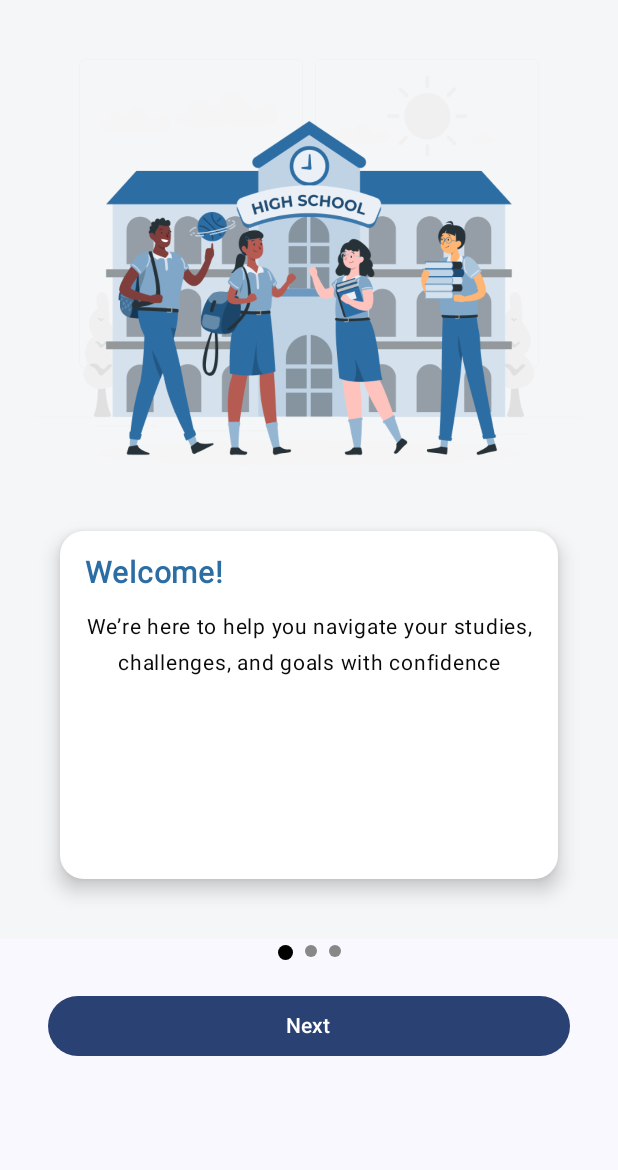
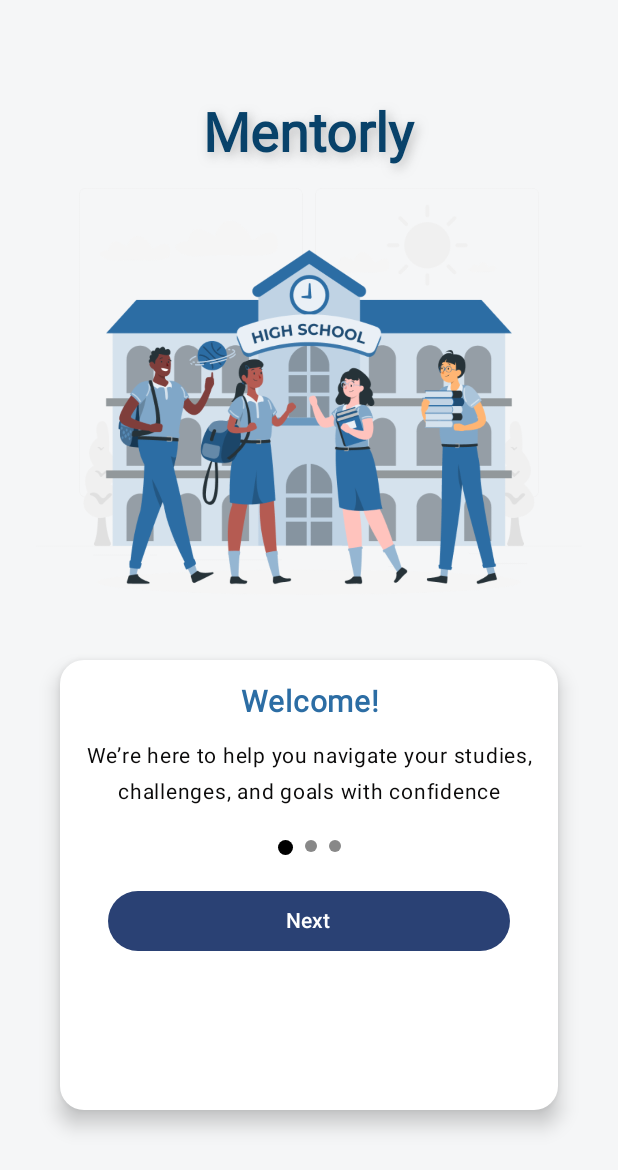
Before and after one commit to RehabSapour/Mentorlly, an Android app built with Jetpack Compose: the onboarding screen opened through its navigation route, on a phone screen of 412 x 824 dp. Shown: the top 1170 px of the screen. Run offline under Robolectric (Android 15) with nearby library versions, the phone set to English and light mode, and no system bars.

Commit message:
adding mentorly Title

```diff
--- a/app/src/main/java/com/example/mentorly/Design/onboarding/OnBoardingPage.kt
+++ b/app/src/main/java/com/example/mentorly/Design/onboarding/OnBoardingPage.kt
@@ -1,6 +1,5 @@
 package com.example.mentorly.Design.onboarding
 
-import androidx.compose.animation.core.spring
 import androidx.compose.foundation.Image
 import androidx.compose.foundation.background
 import androidx.compose.foundation.layout.Arrangement
@@ -11,6 +10,7 @@ import androidx.compose.foundation.layout.fillMaxWidth
 import androidx.compose.foundation.layout.height
 import androidx.compose.foundation.layout.padding
 import androidx.compose.foundation.layout.width
+import androidx.compose.foundation.pager.PagerState
 import androidx.compose.foundation.shape.RoundedCornerShape
 import androidx.compose.material3.Card
 import androidx.compose.material3.CardDefaults
@@ -18,8 +18,12 @@ import androidx.compose.material3.Text
 import androidx.compose.runtime.Composable
 import androidx.compose.ui.Alignment
 import androidx.compose.ui.Modifier
+import androidx.compose.ui.geometry.Offset
+import androidx.compose.ui.graphics.Color
+import androidx.compose.ui.graphics.Shadow
 import androidx.compose.ui.res.painterResource
 import androidx.compose.ui.res.stringResource
+import androidx.compose.ui.text.TextStyle
 import androidx.compose.ui.text.font.Font
 import androidx.compose.ui.text.font.FontFamily
 import androidx.compose.ui.text.font.FontWeight
@@ -28,6 +32,7 @@ import androidx.compose.ui.unit.dp
 import androidx.compose.ui.unit.sp
 import com.example.mentorly.Design.data.OnBoardingPageModel
 import com.example.mentorly.R
+import com.example.mentorly.ui.theme.SplashFirstColor
 import com.example.mentorly.ui.theme.onBoardingBack
 import com.example.mentorly.ui.theme.onBoardingCardBack
 import com.example.mentorly.ui.theme.onBoardingDescText
@@ -35,7 +40,7 @@ import com.example.mentorly.ui.theme.onBoardingDescText
 import com.example.mentorly.ui.theme.onBoardingTittleText
 
 @Composable
-fun OnBoardingPageUI(page: OnBoardingPageModel){
+fun OnBoardingPageUI(page: OnBoardingPageModel, pagerState: PagerState, onFinish: () -> Unit){
 
     Column (
         modifier = Modifier
@@ -47,6 +52,24 @@ fun OnBoardingPageUI(page: OnBoardingPageModel){
         verticalArrangement = Arrangement.Center
         ) {
 
+           Text(
+               text = "Mentorly",
+               fontSize =36.sp,
+               fontWeight = FontWeight.SemiBold,
+               fontFamily = FontFamily(Font(
+                   R.font.roboto,
+                   weight = FontWeight.Normal
+               )),
+               style = TextStyle(
+                   shadow = Shadow(
+                       color = Color.Gray.copy(alpha = 0.5f),
+                       offset = Offset(3f, 3.5f),
+                       blurRadius = 8f
+                   )
+               ),
+               color = SplashFirstColor
+           )
+
             Image(
                 painter = painterResource(page.image),
                 contentDescription = null,
@@ -57,7 +80,7 @@ fun OnBoardingPageUI(page: OnBoardingPageModel){
 
         Card(
             modifier = Modifier.fillMaxWidth()
-                .padding(16.dp).height(334.dp).width(343.dp),
+                .padding(16.dp).height(300.dp).width(343.dp),
             shape= RoundedCornerShape(16.dp),
             colors= CardDefaults.cardColors(
                 containerColor = onBoardingCardBack
@@ -67,7 +90,8 @@ fun OnBoardingPageUI(page: OnBoardingPageModel){
             )
         ) {
             Column(
-                modifier = Modifier.padding(16.dp)
+                modifier = Modifier.padding(16.dp),
+                horizontalAlignment = Alignment.CenterHorizontally
             ) {
                 Text(
                     text = stringResource( page.title),
@@ -95,6 +119,12 @@ fun OnBoardingPageUI(page: OnBoardingPageModel){
                              weight = FontWeight.Normal
                      ))
                 )
+                Spacer(modifier = Modifier.height(16.dp))
+
+                BottomSection(
+                    pagerState = pagerState,
+                    onFinish = onFinish
+                )
 
             }
         }
--- a/app/src/main/java/com/example/mentorly/Design/onboarding/OnBoardingScreen.kt
+++ b/app/src/main/java/com/example/mentorly/Design/onboarding/OnBoardingScreen.kt
@@ -1,13 +1,14 @@
 package com.example.mentorly.Design.onboarding
 
-import android.content.IntentSender
 import androidx.compose.foundation.ExperimentalFoundationApi
+import androidx.compose.foundation.background
 import androidx.compose.foundation.layout.Column
 import androidx.compose.foundation.layout.fillMaxSize
 import androidx.compose.foundation.pager.HorizontalPager
 import androidx.compose.foundation.pager.rememberPagerState
 import androidx.compose.runtime.Composable
 import androidx.compose.ui.Modifier
+import com.example.mentorly.ui.theme.onBoardingBack
 
 @OptIn(ExperimentalFoundationApi::class)
 @Composable
@@ -17,19 +18,15 @@ fun OnBoardingScreen(
     val pagerState = rememberPagerState(pageCount = { pages.size })
 
     Column(
-        modifier = Modifier.fillMaxSize()
+        modifier = Modifier.fillMaxSize().background(onBoardingBack)
     ) {
 
         HorizontalPager(
             state = pagerState,
             modifier = Modifier.weight(1f)
         ) { page ->
-            OnBoardingPageUI(pages[page])
+            OnBoardingPageUI(pages[page], pagerState = pagerState,  onFinish = onFinish)
         }
 
-        BottomSection(
-            pagerState = pagerState,
-            onFinish = onFinish
-        )
     }
 }
--- a/app/src/main/java/com/example/mentorly/Design/onboarding/PagerIndicator.kt
+++ b/app/src/main/java/com/example/mentorly/Design/onboarding/PagerIndicator.kt
@@ -16,7 +16,9 @@ import androidx.compose.material3.Text
 import androidx.compose.runtime.Composable
 import androidx.compose.ui.Modifier
 import androidx.compose.ui.graphics.Color
+import androidx.compose.ui.res.stringResource
 import androidx.compose.ui.unit.dp
+import com.example.mentorly.R
 
 
 @OptIn(ExperimentalFoundationApi::class)
@@ -52,9 +54,7 @@ fun BottomSection(
     pagerState: PagerState,
     onFinish: () -> Unit
 ) {
-    Column(
-        modifier = Modifier.padding(bottom = 100.dp, end = 16.dp, start = 16.dp)
-    ) {
+    Column() {
 
         PagerIndicator(pagerState)
 
@@ -69,11 +69,10 @@ fun BottomSection(
             }
         ) {
             Text(
-                text = if (pagerState.currentPage ==
-                    pagerState.pageCount - 1)
-                    "Get Started"
+                text = if (pagerState.currentPage == pagerState.pageCount - 1)
+                    stringResource(id = R.string.get_started)
                 else
-                    "Next"
+                    stringResource(id = R.string.next)
             )
         }
     }
--- a/app/src/main/res/values/strings.xml
+++ b/app/src/main/res/values/strings.xml
@@ -17,6 +17,8 @@
         Build practical skills, stay focused, and prepare yourself for real-world success.
     </string>
     <string name="skip">Skip</string>
+    <string name="next">Next</string>
+    <string name="get_started">Get Started</string>
 
 
 </resources>
```
Also changed, not shown: 1 other file.
